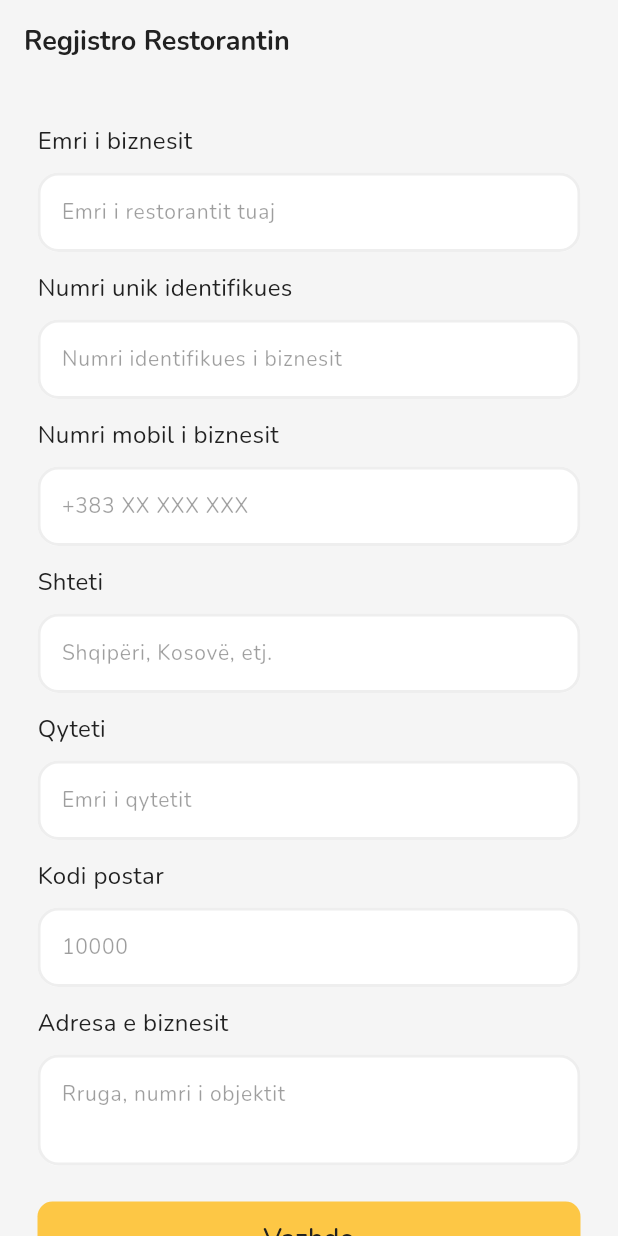
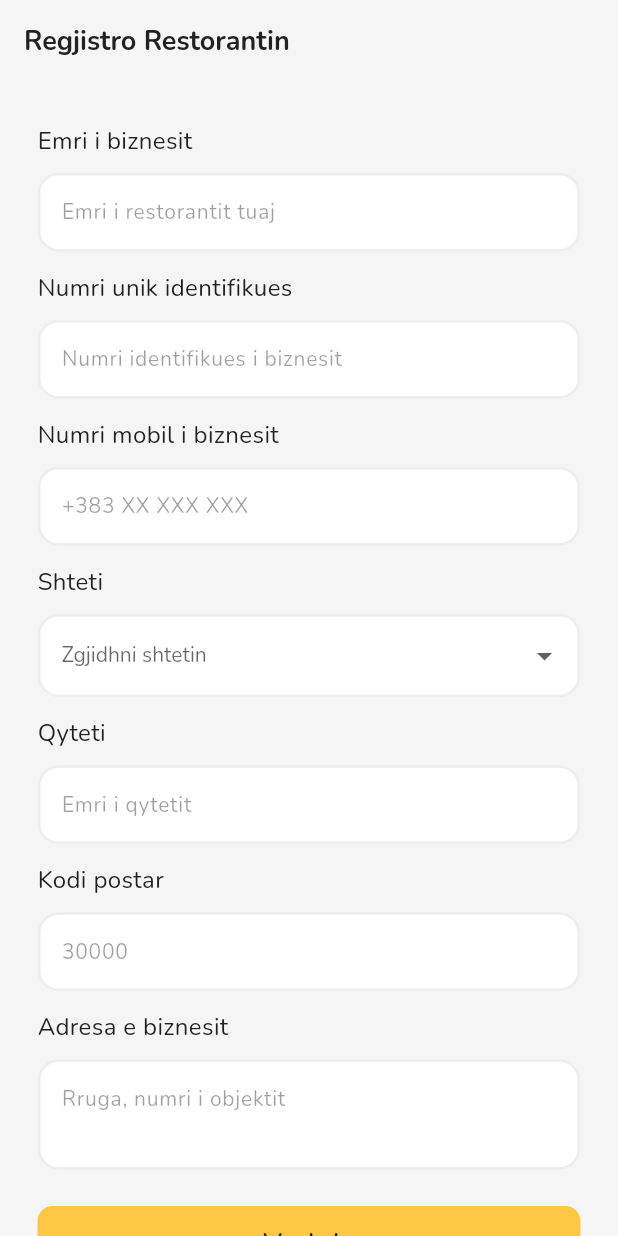
Before and after one commit to suhejbmorina99/apodel_restorant, a Flutter app: the BasicInformation screen opened directly, on a phone screen of 412 x 824 dp. Run offline on Flutter 3.47's test engine with Material 3 defaults, Android fonts, the light colour scheme and no system bars; our stand-ins replace firebase_auth, firebase_core, flutter_dotenv, flutter_svg, fluttertoast, google_fonts and 6 more; accounts and stored records are empty.

Commit message:
the field in basic information looking good

```diff
--- a/lib/features/registration/presentation/pages/basic_information.dart
+++ b/lib/features/registration/presentation/pages/basic_information.dart
@@ -18,19 +18,20 @@ class _BasicInformationState extends State<BasicInformation> {
   final _emriBiznesitController = TextEditingController();
   final _numriIdentifikuesController = TextEditingController();
   final _numriMobilController = TextEditingController();
-  final _countryController = TextEditingController();
+  String? _selectedCountry;
   final _cityController = TextEditingController();
   final _postalCodeController = TextEditingController();
   final _adresaController = TextEditingController();
 
   bool _isLoading = false;
 
+  final List<String> _countries = ['Kosovë', 'Shqipëri'];
+
   @override
   void dispose() {
     _emriBiznesitController.dispose();
     _numriIdentifikuesController.dispose();
     _numriMobilController.dispose();
-    _countryController.dispose();
     _cityController.dispose();
     _postalCodeController.dispose();
     _adresaController.dispose();
@@ -51,7 +52,7 @@ class _BasicInformationState extends State<BasicInformation> {
         'emri_biznesit': _emriBiznesitController.text.trim(),
         'numri_identifikues': _numriIdentifikuesController.text.trim(),
         'numri_mobil': _numriMobilController.text.trim(),
-        'country': _countryController.text.trim(),
+        'country': _selectedCountry,
         'city': _cityController.text.trim(),
         'postal_code': _postalCodeController.text.trim(),
         'adresa': _adresaController.text.trim(),
@@ -73,7 +74,9 @@ class _BasicInformationState extends State<BasicInformation> {
         _emriBiznesitController.clear();
         _numriIdentifikuesController.clear();
         _numriMobilController.clear();
-        _countryController.clear();
+        setState(() {
+          _selectedCountry = null;
+        });
         _cityController.clear();
         _postalCodeController.clear();
         _adresaController.clear();
@@ -176,6 +179,94 @@ class _BasicInformationState extends State<BasicInformation> {
     );
   }
 
+  Widget _buildDropdown({
+    required BuildContext context,
+    required String label,
+    required String hint,
+    required String? value,
+    required List<String> items,
+    required void Function(String?) onChanged,
+    String? Function(String?)? validator,
+  }) {
+    return Column(
+      mainAxisAlignment: MainAxisAlignment.start,
+      crossAxisAlignment: CrossAxisAlignment.start,
+      children: [
+        Text(
+          label,
+          style: GoogleFonts.nunito(
+            textStyle: TextStyle(
+              color: Theme.of(context).colorScheme.onPrimary,
+              fontWeight: FontWeight.normal,
+              fontSize: 16,
+            ),
+          ),
+        ),
+        const SizedBox(height: 10),
+        SizedBox(
+          width: MediaQuery.of(context).size.width - 50,
+          child: DropdownButtonFormField<String>(
+            value: value,
+            decoration: InputDecoration(
+              filled: true,
+              hintText: hint,
+              hintStyle: GoogleFonts.nunito(
+                color: Theme.of(context).colorScheme.secondary,
+                fontWeight: FontWeight.normal,
+                fontSize: 14,
+              ),
+              fillColor: Theme.of(context).colorScheme.primaryContainer,
+              border: OutlineInputBorder(
+                borderSide: BorderSide.none,
+                borderRadius: BorderRadius.circular(14),
+              ),
+              enabledBorder: OutlineInputBorder(
+                borderRadius: BorderRadius.circular(14),
+                borderSide: BorderSide(
+                  color: Theme.of(context).colorScheme.onSurfaceVariant,
+                  width: 2,
+                ),
+              ),
+              focusedBorder: OutlineInputBorder(
+                borderRadius: BorderRadius.circular(14),
+                borderSide: const BorderSide(
+                  color: Color.fromARGB(255, 253, 199, 69),
+                  width: 2,
+                ),
+              ),
+              errorBorder: OutlineInputBorder(
+                borderRadius: BorderRadius.circular(14),
+                borderSide: const BorderSide(color: Colors.red, width: 2),
+              ),
+              focusedErrorBorder: OutlineInputBorder(
+                borderRadius: BorderRadius.circular(14),
+                borderSide: const BorderSide(color: Colors.red, width: 2),
+              ),
+            ),
+            style: GoogleFonts.nunito(
+              color: Theme.of(context).colorScheme.onPrimary,
+              fontSize: 14,
+            ),
+            dropdownColor: Theme.of(context).colorScheme.primaryContainer,
+            items: items.map((String country) {
+              return DropdownMenuItem<String>(
+                value: country,
+                child: Text(
+                  country,
+                  style: GoogleFonts.nunito(
+                    color: Theme.of(context).colorScheme.onPrimary,
+                  ),
+                ),
+              );
+            }).toList(),
+            onChanged: onChanged,
+            validator: validator,
+          ),
+        ),
+      ],
+    );
+  }
+
   @override
   Widget build(BuildContext context) {
     return Scaffold(
@@ -249,14 +340,20 @@ class _BasicInformationState extends State<BasicInformation> {
                   ),
                   const SizedBox(height: 12),
 
-                  _buildTextField(
+                  _buildDropdown(
                     context: context,
                     label: 'Shteti',
-                    hint: 'Shqipëri, Kosovë, etj.',
-                    controller: _countryController,
+                    hint: 'Zgjidhni shtetin',
+                    value: _selectedCountry,
+                    items: _countries,
+                    onChanged: (String? newValue) {
+                      setState(() {
+                        _selectedCountry = newValue;
+                      });
+                    },
                     validator: (value) {
-                      if (value == null || value.trim().isEmpty) {
-                        return 'Ju lutem shkruani shtetin';
+                      if (value == null || value.isEmpty) {
+                        return 'Ju lutem zgjidhni shtetin';
                       }
                       return null;
                     },
@@ -280,7 +377,7 @@ class _BasicInformationState extends State<BasicInformation> {
                   _buildTextField(
                     context: context,
                     label: 'Kodi postar',
-                    hint: '10000',
+                    hint: '30000',
                     controller: _postalCodeController,
                     keyboardType: TextInputType.number,
                   ),
```
